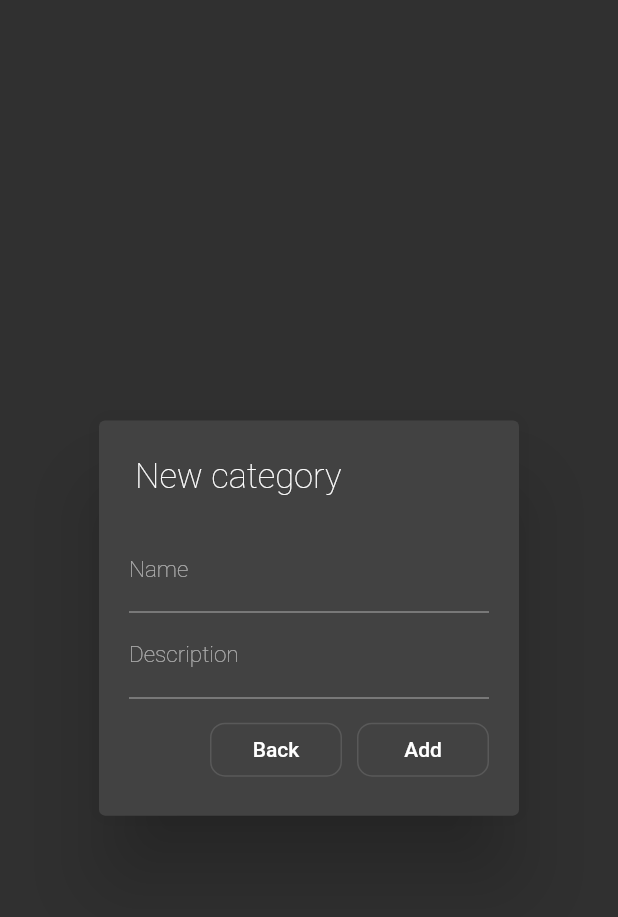
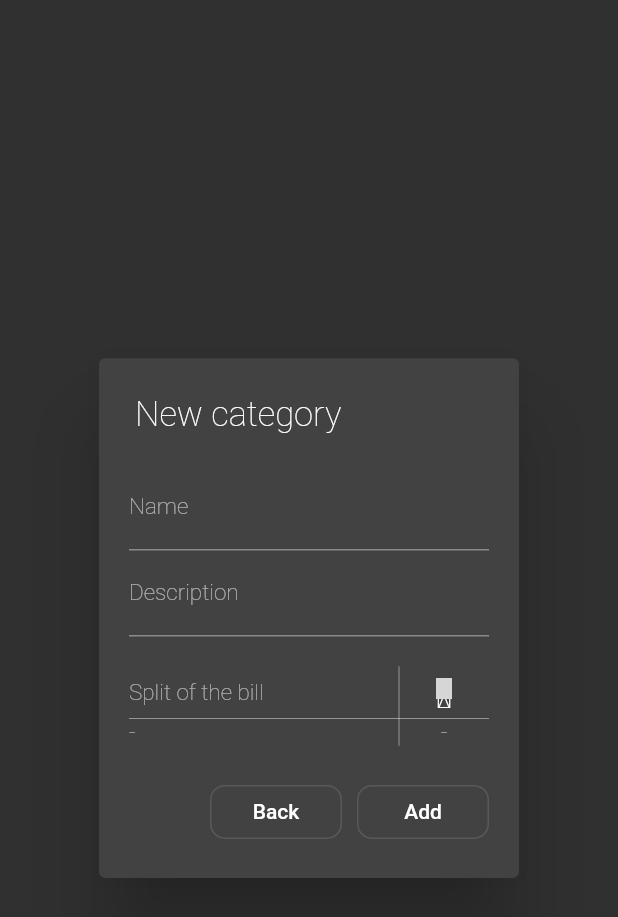
Before and after one commit to fingeg/MyFinanceApp, a Flutter app: the CategoryDialog widget shown alone on an empty page, opened directly, on a phone screen of 412 x 824 dp. Shown: the top 917 px of the screen. Run offline on Flutter 3.47's test engine with Material 2 defaults, Android fonts, the phone set to English and light mode, and no system bars; our stand-ins replace dio, flutter_secure_storage, flutter_spinkit, line_icons, shared_preferences; missing offline and left inert: asn1lib, dart:html, encrypt, flutter_event_bus, pointycastle, srp; accounts and stored records are empty; grey boxes are pictures that could not be loaded.

Commit message:
Add bill splitting

```diff
--- a/lib/api/categories.dart
+++ b/lib/api/categories.dart
@@ -5,10 +5,33 @@ import 'package:myfinance_app/utils/keys.dart';
 import 'package:myfinance_app/utils/models.dart';
 import 'package:myfinance_app/utils/network.dart';
 import 'package:myfinance_app/utils/static.dart';
+import 'package:myfinance_app/utils/utils.dart';
 
 class CategoriesHandler {
   static Future<ApiResponse<List<Category>>> _loadingProcess;
   static List<Category> loadedCategories;
+
+  static List<String> getUsedNames() => loadedCategories
+      .map((category) {
+        // Get all names from the splits
+        final splitNames = category.splits
+            .map((split) => split.username.trim().toLowerCase())
+            .toList();
+
+        // Get ll names from the payments
+        final paymentNames = category.payments
+            .map((payment) => payment.payer.trim().toLowerCase())
+            .toList();
+
+        return [...splitNames, ...paymentNames];
+      })
+      // Reduce to one list
+      .reduce((v1, v2) => [...v1, ...v2])
+      // The first letter of a name in upper case
+      .map((name) => nameCaseCorrection(name))
+      // Remove double names
+      .toSet()
+      .toList();
 
   List<Category> _jsonParser(Map<String, dynamic> json, String rsaPrivateKey) =>
       json['categories']
@@ -76,7 +99,7 @@ class CategoriesHandler {
         await Static.storage.getSensitiveString(Keys.rsaPublicKey);
     return request<_CategoryResponse>(
       '/category',
-      category.id == null ? HttpMethod.POST : HttpMethod.PUT,
+      HttpMethod.POST,
       authentication: auth,
       data: category.toEncryptedJson(rsaPublicKey),
       jsonParser: (json) => _CategoryResponse.fromJson(json),
@@ -84,8 +107,7 @@ class CategoriesHandler {
   }
 
   /// Deletes a category
-  Future<ApiResponse<bool>> deleteCategory(
-      Category category) async {
+  Future<ApiResponse<bool>> deleteCategory(Category category) async {
     final auth = await AuthenticationHandler.getAuthentication();
     return request<bool>(
       '/category',
--- a/lib/pages/category/category_dialog.dart
+++ b/lib/pages/category/category_dialog.dart
@@ -1,7 +1,9 @@
 import 'package:flutter/material.dart';
 import 'package:flutter_event_bus/flutter_event_bus.dart';
 import 'package:flutter_spinkit/flutter_spinkit.dart';
+import 'package:line_icons/line_icons.dart';
 import 'package:myfinance_app/api/categories.dart';
+import 'package:myfinance_app/pages/category/split_dialog.dart';
 import 'package:myfinance_app/utils/encryption/encryption.dart';
 import 'package:myfinance_app/utils/events.dart';
 import 'package:myfinance_app/utils/localizations.dart';
@@ -27,6 +29,8 @@ class _CategoryDialogState extends State<CategoryDialog> {
 
   final _descriptionFocus = FocusNode();
 
+  List<Split> splits = [];
+
   bool _loading = false;
   String _errorMsg = '';
 
@@ -35,6 +39,7 @@ class _CategoryDialogState extends State<CategoryDialog> {
     if (widget.category != null) {
       _nameController.text = widget.category.name;
       _descriptionController.text = widget.category.description;
+      splits = [...widget.category.splits];
     }
 
     super.initState();
@@ -51,7 +56,7 @@ class _CategoryDialogState extends State<CategoryDialog> {
         _descriptionController.text,
         widget.category?.permission ?? Permission.owner,
         [],
-        [],
+        splits,
         widget.category?.encryptionKey ?? createCryptoRandomString(),
       );
 
@@ -96,6 +101,16 @@ class _CategoryDialogState extends State<CategoryDialog> {
     if (mounted) setState(() => null);
   }
 
+  void editSplits() async {
+    final splits = await showDialog<List<Split>>(
+      context: context,
+      builder: (context) => SplitDialog(splits: [...this.splits]),
+    );
+    if (splits != null) {
+      setState(() => this.splits = splits);
+    }
+  }
+
   @override
   Widget build(BuildContext context) => SimpleDialog(
         title: Text(widget.category == null
@@ -138,6 +153,67 @@ class _CategoryDialogState extends State<CategoryDialog> {
                           ),
                           focusNode: _descriptionFocus,
                         ),
+                        Padding(
+                            padding: const EdgeInsets.only(top: 20, bottom: 10),
+                            child: Table(
+                              defaultVerticalAlignment:
+                                  TableCellVerticalAlignment.middle,
+                              border: TableBorder(
+                                verticalInside: BorderSide(
+                                  color: Theme.of(context)
+                                      .textTheme
+                                      .bodyText1
+                                      .color,
+                                  width: 0.3,
+                                ),
+                              ),
+                              columnWidths: {
+                                1: FixedColumnWidth(60),
+                              },
+                              children: [
+                                TableRow(
+                                  decoration: BoxDecoration(
+                                    border: Border(
+                                      bottom: BorderSide(
+                                        color: Theme.of(context)
+                                            .textTheme
+                                            .bodyText1
+                                            .color,
+                                        width: 0.3,
+                                      ),
+                                    ),
+                                  ),
+                                  children: [
+                                    Text(MyFinanceLocalizations.of(context)
+                                        .splits),
+                                    Padding(
+                                      padding: const EdgeInsets.only(bottom: 5),
+                                      child: SizedBox(
+                                        width: 30,
+                                        height: 30,
+                                        child: IconButton(
+                                          visualDensity: VisualDensity.compact,
+                                          icon: Icon(LineIcons.pencil),
+                                          onPressed: editSplits,
+                                        ),
+                                      ),
+                                    ),
+                                  ],
+                                ),
+                                ...splits.map((split) => TableRow(children: [
+                                      Text(split.username),
+                                      Center(
+                                        child: Text(
+                                            '${(split.share * 100).toInt().toString()}%'),
+                                      )
+                                    ])),
+                                if (splits.isEmpty)
+                                  TableRow(children: [
+                                    Text('-'),
+                                    Center(child: Text('-')),
+                                  ])
+                              ],
+                            )),
                         if (widget.category != null)
                           DeleteButton(
                             text: MyFinanceLocalizations.of(context)
--- a/lib/pages/category/category_page.dart
+++ b/lib/pages/category/category_page.dart
@@ -57,7 +57,7 @@ class _CategoryPageState extends Interactor<CategoryPage> {
         .toList();
 
     final pendingInvoices = category.splits
-        .map((p) => _TableRow<String>(p.username, amount * p.share, p.username))
+        .map((p) => _TableRow<String>(p.username, amount * p.share * -1, p.username))
         .toList();
 
     if (payers.isEmpty) {
@@ -172,7 +172,7 @@ class _CategoryPageState extends Interactor<CategoryPage> {
             if (category.isSplit)
               CardTable<String>(
                 header: MyFinanceLocalizations.of(context).pendingInvoices,
-                rows: payers,
+                rows: pendingInvoices,
                 onTap: (row) => null,
               ),
             CardTable<String>(
--- a/lib/pages/home/home.dart
+++ b/lib/pages/home/home.dart
@@ -19,7 +19,7 @@ class HomePage extends StatefulWidget {
 class _HomePageState extends Interactor<HomePage> {
   final storage = FlutterSecureStorage();
   final _categoryHandler = CategoriesHandler();
-  final _scaffoldKey = GlobalKey();
+  final _scaffoldKey = GlobalKey<ScaffoldState>();
   List<Category> categories;
 
   @override
@@ -51,13 +51,13 @@ class _HomePageState extends Interactor<HomePage> {
       if (mounted) setState(() => categories = res.data);
     } else if (res.statusCode == StatusCode.offline) {
       if (mounted)
-        (_scaffoldKey.currentState as ScaffoldState).showSnackBar(SnackBar(
+        _scaffoldKey.currentState.showSnackBar(SnackBar(
             content: Text(MyFinanceLocalizations.of(context).offlineMsg)));
     } else if (res.statusCode == StatusCode.unauthorized) {
       Navigator.of(context).pushReplacementNamed('/login');
     } else {
       if (mounted)
-        (_scaffoldKey.currentState as ScaffoldState).showSnackBar(
+        _scaffoldKey.currentState.showSnackBar(
             SnackBar(content: Text(MyFinanceLocalizations.of(context).failed)));
     }
   }
--- a/lib/utils/localizations.dart
+++ b/lib/utils/localizations.dart
@@ -62,6 +62,14 @@ class MyFinanceLocalizations {
       'edit_payment': 'Edit payment',
       'revenue': 'Revenue',
       'expense': 'Expense',
+      'splits': 'Split of the bill',
+      'add_payer': 'Add person',
+      'add_new_payer': 'Add new person',
+      'name_or_username': 'Name/Username',
+      'share': 'Share (%)',
+      'percent_condition': 'The number has to be between 0 and 100',
+      'me': 'Me',
+      'split_name_condition': 'The user already has a share of the bill',
     },
     'de': {
       'title': 'MyFinance',
@@ -113,6 +121,14 @@ class MyFinanceLocalizations {
       'edit_payment': 'Zahlung bearbeiten',
       'revenue': 'Einzahlung',
       'expanse': 'Ausgabe',
+      'splits': 'Aufteilung der Rechnung',
+      'add_payer': 'Person hinzufügen',
+      'add_new_payer': 'Neue Person hinzufügen',
+      'name_or_username': 'Name/Benutzername',
+      'share': 'Anteil (%)',
+      'me': 'Ich',
+      'percent_condition': 'Die zahl muss zwischen 0 und 100 sein',
+      'split_name_condition': 'Der Nutzer trägt schon einen Teil der Rechnung',
     },
   };
 
@@ -155,6 +171,7 @@ class MyFinanceLocalizations {
   String get update => _locals['update'];
   String get pendingInvoices => _locals['pending_invoices'];
   String get nameCondition => _locals['name_condition'];
+  String get splitNameCondition => _locals['split_name_condition'];
   String get amountCondition => _locals['amount_condition'];
   String get dateCondition => _locals['date_condition'];
   String get payerCondition => _locals['payer_condition'];
@@ -168,6 +185,13 @@ class MyFinanceLocalizations {
   String get deletePaymentConfirmation => _locals['delete_payment_confirmation'];
   String get revenue => _locals['revenue'];
   String get expense => _locals['expense'];
+  String get splits => _locals['splits'];
+  String get addPayer => _locals['add_payer'];
+  String get addNewPayer => _locals['add_new_payer'];
+  String get nameOrUsername => _locals['name_or_username'];
+  String get share => _locals['share'];
+  String get percentCondition => _locals['percent_condition'];
+  String get me => _locals['me'];
 }
 
 class MyFinanceLocalizationsDelegate extends LocalizationsDelegate<MyFinanceLocalizations> {
--- a/lib/utils/models.dart
+++ b/lib/utils/models.dart
@@ -33,7 +33,9 @@ class Category {
     return Category(
       json['id'],
       decrypt(decryptedKey, Encoding.base64, json['name']),
-      decrypt(decryptedKey, Encoding.base64, json['description']),
+      (json['description'] as String).isNotEmpty
+          ? decrypt(decryptedKey, Encoding.base64, json['description'])
+          : '',
       Permission.values[json['permission']],
       json['payments']
           .map<Payment>((json) => Payment.fromEncryptedJson(json, decryptedKey))
@@ -50,7 +52,9 @@ class Category {
     return {
       'id': id,
       'name': encrypt(encryptionKey, Encoding.base64, name),
-      'description': encrypt(encryptionKey, Encoding.base64, description),
+      'description': description.isNotEmpty
+          ? encrypt(encryptionKey, Encoding.base64, description)
+          : '',
       'permission': permission.index,
       'payments':
           payments.map((p) => p.toEncryptedJson(encryptionKey)).toList(),
@@ -147,7 +151,8 @@ class Split {
 
   factory Split.fromJson(Map<String, dynamic> json) => Split(
         json['username'],
-        json['share'],
+        json['share'] *
+            1.0, // The multiplication is for the conversion to double
         json['isPlatformUser'],
       );
 
--- /dev/null
+++ b/lib/utils/utils.dart
@@ -0,0 +1,9 @@
+String nameCaseCorrection(String name) =>
+    name.toLowerCase().split(' ').map((name) {
+      if (name.isNotEmpty) {
+        if (name.length == 1) {
+          return name.toUpperCase();
+        }
+        return '${name[0].toUpperCase()}${name.substring(1)}';
+      }
+    }).join(' ');
```
Also changed, not shown: lib/main.dart (+9 -3 lines), lib/pages/category/add_split_dialog.dart (added, +221 -0 lines), lib/pages/category/payment_dialog.dart (+7 -5 lines), lib/pages/category/split_dialog.dart (added, +180 -0 lines).
